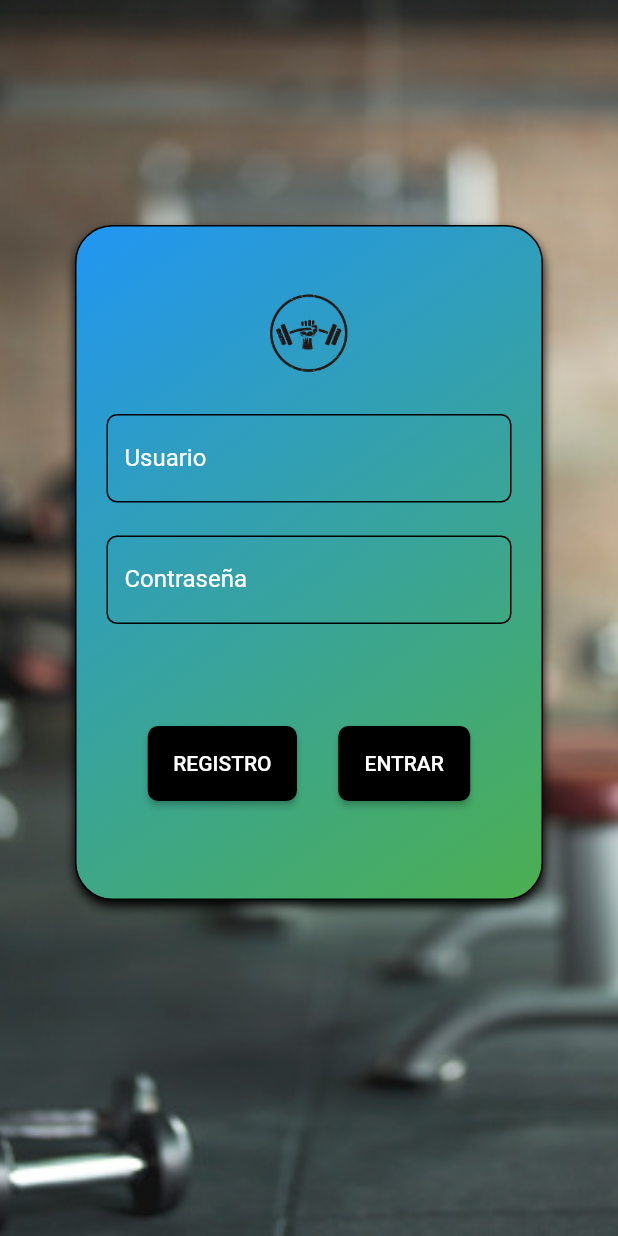
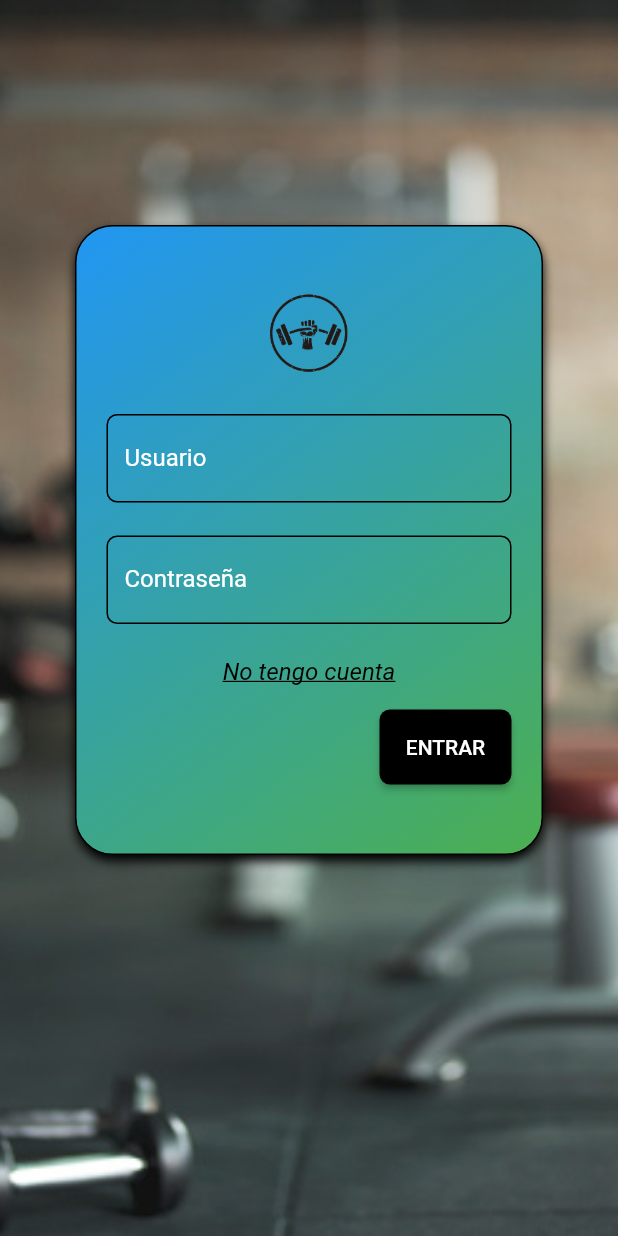
Before and after one commit to MarceloSalaDAM/GymAppTFG, a Flutter app: the screen it shows after launch, on a phone screen of 412 x 824 dp. Run offline on Flutter 3.47's test engine with Material 2 defaults, Android fonts, the phone set to English and light mode, and no system bars; our stand-ins replace cloud_firestore, firebase_auth, firebase_core, flutter_spinkit, google_fonts, image_picker; accounts and stored records are empty.

Commit message:
cambios login

```diff
--- a/lib/src/views/login_view.dart
+++ b/lib/src/views/login_view.dart
@@ -1,16 +1,12 @@
 import 'package:firebase_auth/firebase_auth.dart';
 import 'package:flutter/material.dart';
-
 
 import '../custom/input_text_1.dart';
 import 'main_view.dart';
 
 class LoginViewApp extends StatelessWidget {
-  //Vista para el logeo a la aplicacion
   const LoginViewApp({Key? key}) : super(key: key);
 
-  /*Con esta funcion conseguimos que se logee el usuario
-  SI coincide con un usuario ya creado en el firebase*/
   void btnAceptarPressed(
       String emailAdress, String password, BuildContext context) async {
     try {
@@ -20,16 +16,15 @@ class LoginViewApp extends StatelessWidget {
       );
       print("LOGEADO CON EXITO");
 
-      // Agregar un retraso de 2 segundos antes de navegar a la pantalla principal
-      Future.delayed(const Duration(seconds: 2), () {
+      Future.delayed(const Duration(seconds: 3), () {
         Navigator.of(context).pushReplacement(MaterialPageRoute(
           builder: (context) => const MainViewApp(),
         ));
       });
     } on FirebaseAuthException catch (e) {
-      if (e.code == 'user-not found') {
+      if (e.code == 'user-not-found') {
         print('No user found for that email');
-      } else if (e.code == 'wrong password') {
+      } else if (e.code == 'wrong-password') {
         print('Wrong password provided for that user.');
       }
     }
@@ -45,14 +40,13 @@ class LoginViewApp extends StatelessWidget {
       titulo: "Contraseña",
       contra: true,
     );
-/*
-    EL BOTON NO LO HE METIDO EN UNA CARPETA CUSTOM PORQUE SOLO LO VOY A UTILIZAR EN ESTA VENTANA,
-    POR LO TANTO LO HE CREADO AQUI MISMO*/
+
     return Scaffold(
       resizeToAvoidBottomInset: false,
-      body: Stack(children: [
+      body: Stack(
+        children: [
           Container(
-          width: double.maxFinite, // Ancho del contenedor
+            width: double.maxFinite,
             height: double.maxFinite,
             decoration: const BoxDecoration(
               image: DecorationImage(
@@ -64,15 +58,13 @@ class LoginViewApp extends StatelessWidget {
           SingleChildScrollView(
             child: Center(
               child: Container(
-
                 margin: const EdgeInsets.fromLTRB(50, 150, 50, 60),
                 padding: const EdgeInsets.fromLTRB(20, 20, 20, 0),
                 width: 500,
-              height: 450,
+                height: 420,
                 decoration: BoxDecoration(
                   gradient: const LinearGradient(
                     colors: [Colors.blue, Colors.green],
-                  // Cambia estos colores según tus preferencias
                     begin: Alignment.topLeft,
                     end: Alignment.bottomRight,
                   ),
@@ -80,16 +72,13 @@ class LoginViewApp extends StatelessWidget {
                   borderRadius: BorderRadius.circular(25.0),
                   boxShadow: const [
                     BoxShadow(
-                    color: Colors.black, // Color de la sombra
-                    blurRadius: 5.0, // Radio de desenfoque de la sombra
-                    offset: Offset(
-                        0, 4), // Desplazamiento de la sombra (eje X, eje Y)
+                      color: Colors.black,
+                      blurRadius: 5.0,
+                      offset: Offset(0, 4),
                     ),
                   ],
                 ),
                 child: Column(
-                mainAxisSize: MainAxisSize.min,
-                // Evita que la columna se expanda más allá del contenido
                   children: [
                     Image.asset(
                       'assets/logo.png',
@@ -99,47 +88,32 @@ class LoginViewApp extends StatelessWidget {
                       alignment: Alignment.topCenter,
                     ),
                     const SizedBox(height: 5),
-                  // Agrega un espacio entre la imagen y los campos de texto
                     iUser,
-                  Padding(
-                    padding: const EdgeInsets.only(bottom: 16.0),
-                    // Agrega espacio en la parte inferior
-                    child: iPass,
+                    iPass,
+                    GestureDetector(
+                      onTap: () {
+                        Navigator.of(context).popAndPushNamed('/Register');
+                      },
+                      child: Text(
+                        "No tengo cuenta",
+                        style: TextStyle(
+                          color: Colors.black,
+                          decoration: TextDecoration.underline,
+                          fontSize: 16,
+                          fontStyle: FontStyle.italic,
+
                         ),
-
-                  const SizedBox(height: 30),
-                  // Agrega un espacio entre los campos de texto y el botón
+                      ),
+                    ),
+                    const SizedBox(height: 16),
+                    // Espacio entre el texto y el botón
                     Row(
-                    mainAxisAlignment: MainAxisAlignment.spaceEvenly,
+                      mainAxisAlignment: MainAxisAlignment.end,
                       children: [
                         MaterialButton(
                           color: Colors.black,
                           shape: RoundedRectangleBorder(
-                          borderRadius: BorderRadius.circular(
-                              7.0), // Cambia el radio de las esquinas a 10.0
-                        ),
-                        padding: const EdgeInsets.all(8.0),
-                        textColor: Colors.white,
-                        splashColor: Colors.white,
-                        child: Container(
-                          decoration: BoxDecoration(
-                            border: Border.all(),
-                          ),
-                          child: const Padding(
-                            padding: EdgeInsets.all(8.0),
-                            child: Text("REGISTRO"),
-                          ),
-                        ),
-                        // ),
-                        onPressed: () {
-                          Navigator.of(context).popAndPushNamed('/Register');
-                        },
-                      ),
-                      MaterialButton(
-                        color: Colors.black,
-                        shape: RoundedRectangleBorder(
-                          borderRadius: BorderRadius.circular(
-                              7.0), // Cambia el radio de las esquinas a 10.0
+                            borderRadius: BorderRadius.circular(7.0),
                           ),
                           padding: const EdgeInsets.all(8.0),
                           textColor: Colors.white,
@@ -159,7 +133,8 @@ class LoginViewApp extends StatelessWidget {
                               iPass.getText(),
                               context,
                             );
-                          print("SESIÓN INICIADA CON----------->>>  ${iUser.getText()} ${iPass.getText()}");
+                            print(
+                                "SESIÓN INICIADA CON----------->>>  ${iUser.getText()} ${iPass.getText()}");
                           },
                         ),
                       ],
@@ -169,7 +144,8 @@ class LoginViewApp extends StatelessWidget {
               ),
             ),
           ),
-      ]),
+        ],
+      ),
     );
   }
 }
```
Lines whose indentation alone changed are shown as unchanged.
